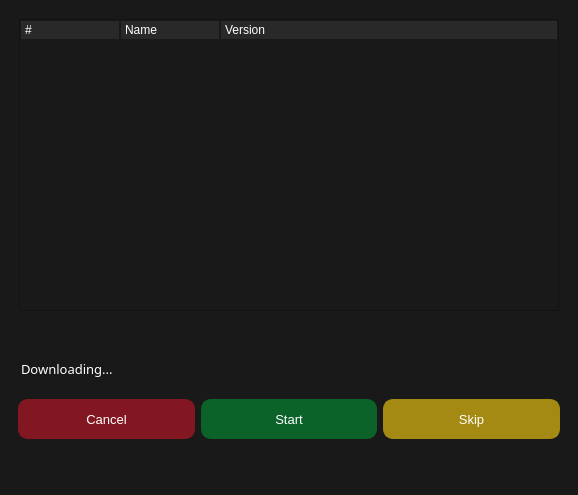
i0nsec/iFirmware-Toolkit, file _dm.ui: the form before one commit.
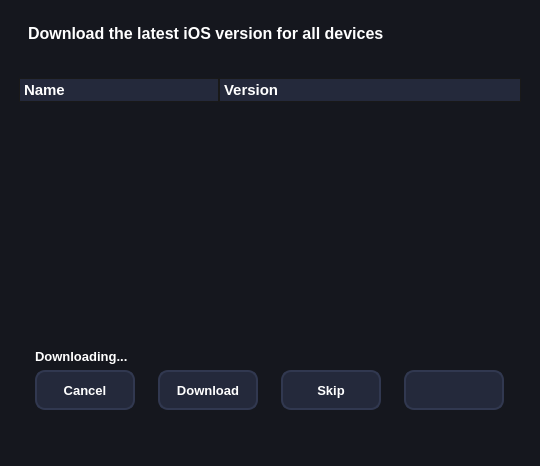
The form after the commit.

Commit message: UI changes and other major fixes

Patch:
```diff
--- a/_dm.ui
+++ b/_dm.ui
@@ -6,8 +6,8 @@
    <rect>
     <x>0</x>
     <y>0</y>
-    <width>578</width>
-    <height>495</height>
+    <width>540</width>
+    <height>466</height>
    </rect>
   </property>
   <property name="minimumSize">
@@ -20,101 +20,30 @@
    <string>MainWindow</string>
   </property>
   <property name="styleSheet">
-   <string notr="true">background-color: #191919;</string>
+   <string notr="true">* { 
+	background-color: #15171E;
+}
+
+QScrollBar:vertical {
+    background: white;
+     width: 15px;
+ }
+ QScrollBar::handle:vertical {
+    background: #24293B;
+ }
+
+QScrollBar:horizontal {
+    background: white;
+    height: 15px;
+}
+
+QScrollBar::handle:horizontal {
+    background: #24293B;
+}</string>
   </property>
   <widget class="QWidget" name="centralwidget">
    <layout class="QGridLayout" name="gridLayout_2">
-    <item row="0" column="0">
-     <widget class="QTreeWidget" name="pc_tree">
-      <property name="maximumSize">
-       <size>
-        <width>16777215</width>
-        <height>400</height>
-       </size>
-      </property>
-      <property name="font">
-       <font>
-        <pointsize>10</pointsize>
-       </font>
-      </property>
-      <property name="cursor" stdset="0">
-       <cursorShape>PointingHandCursor</cursorShape>
-      </property>
-      <property name="styleSheet">
-       <string notr="true">QHeaderView::section {
-    background-color: #292929;
-    color: white;
-    padding-left: 4px;
-    border: 1px solid #191919;
-}
-
-QTreeView {
-	margin: 10px;
-}
-
-QTreeView::item {
-	padding: 10px;
-color: white;
-}
-
-QTreeView::item:hover {
-    background: #003451;
-}
-
-QTreeView::item:selected:active{
-    background: #003451;
-}
-
- QScrollBar:vertical {
-    background: white;
-     width: 15px;
- }
- QScrollBar::handle:vertical {
-    background: #0C632A;
- }
-
-QScrollBar:horizontal {
-    background: white;
-    height: 15px;
-}
-
-QScrollBar::handle:horizontal {
-    background: #0C632A;
-}</string>
-      </property>
-      <property name="uniformRowHeights">
-       <bool>false</bool>
-      </property>
-      <property name="allColumnsShowFocus">
-       <bool>true</bool>
-      </property>
-      <property name="wordWrap">
-       <bool>true</bool>
-      </property>
-      <property name="headerHidden">
-       <bool>false</bool>
-      </property>
-      <column>
-       <property name="text">
-        <string>#</string>
-       </property>
-       <property name="font">
-        <font/>
-       </property>
-      </column>
-      <column>
-       <property name="text">
-        <string>Name</string>
-       </property>
-      </column>
-      <column>
-       <property name="text">
-        <string>Version</string>
-       </property>
-      </column>
-     </widget>
-    </item>
-    <item row="4" column="0">
+    <item row="7" column="0">
      <widget class="QProgressBar" name="pbar">
       <property name="font">
        <font>
@@ -131,7 +60,7 @@
 
 QProgressBar::chunk {
 	border-radius: 6px;
-	background-color: #0C632A;
+	background-color: #24293B;
 }</string>
       </property>
       <property name="maximum">
@@ -145,172 +74,150 @@
       </property>
      </widget>
     </item>
-    <item row="3" column="0">
+    <item row="6" column="0">
      <widget class="QWidget" name="widget" native="true">
       <property name="font">
        <font>
         <pointsize>10</pointsize>
+        <bold>true</bold>
        </font>
       </property>
       <property name="styleSheet">
        <string notr="true"/>
       </property>
       <layout class="QGridLayout" name="gridLayout">
-       <item row="3" column="2">
-        <widget class="QPushButton" name="skip">
-         <property name="minimumSize">
-          <size>
-           <width>0</width>
-           <height>40</height>
-          </size>
-         </property>
-         <property name="font">
-          <font>
-           <pointsize>10</pointsize>
-          </font>
-         </property>
-         <property name="cursor">
-          <cursorShape>PointingHandCursor</cursorShape>
-         </property>
-         <property name="styleSheet">
-          <string notr="true">QPushButton {
-        background-color: #a48912;
-        border: none;
-        color: #fff;
-		padding: 7px;
-		border: 2px solid #a48912;
-    	border-radius: 10px;
-    }
-
-QPushButton:disabled {
-        border: none;
- 		border: 2px solid #0C632A;
-    	border-radius: 10px;
-}
-
-QPushButton:hover {
-	background-color: #957d10;
-}
-
-QToolTip { 
-	color: #fff; background-color: #000; border: none; 
-
-}
-
-</string>
-         </property>
-         <property name="text">
-          <string>Skip</string>
-         </property>
-        </widget>
-       </item>
-       <item row="3" column="1">
-        <widget class="QPushButton" name="start">
-         <property name="minimumSize">
-          <size>
-           <width>0</width>
-           <height>40</height>
-          </size>
-         </property>
-         <property name="font">
-          <font>
-           <pointsize>10</pointsize>
-          </font>
-         </property>
-         <property name="cursor">
-          <cursorShape>PointingHandCursor</cursorShape>
-         </property>
-         <property name="styleSheet">
-          <string notr="true">QPushButton {
-        background-color: #0C632A;
-        border: none;
-        color: #fff;
- 		border: 2px solid #0C632A;
-    	border-radius: 10px;
-    }
-
- QPushButton:hover {
-	background-color: #084D20;
-}
-
-QToolTip { 
-	color: #fff; background-color: #000; border: none; 
-
-}</string>
-         </property>
-         <property name="text">
-          <string>Start</string>
-         </property>
-        </widget>
-       </item>
-       <item row="3" column="0">
-        <widget class="QPushButton" name="cancel_btn">
-         <property name="minimumSize">
-          <size>
-           <width>0</width>
-           <height>40</height>
-          </size>
-         </property>
-         <property name="font">
-          <font>
-           <pointsize>10</pointsize>
-          </font>
-         </property>
-         <property name="cursor">
-          <cursorShape>PointingHandCursor</cursorShape>
-         </property>
-         <property name="styleSheet">
-          <string notr="true">QPushButton {
-        background-color: #831721;
-        border: none;
-        color: #fff;
- 		border: 2px solid #831721;
-    	border-radius: 10px;
-    }
-
- QPushButton:hover {
-	background-color: #75141d;
-}
-
-QToolTip { 
-	color: #fff; background-color: #000; border: none; 
-
-}</string>
-         </property>
-         <property name="text">
-          <string>Cancel</string>
-         </property>
-        </widget>
-       </item>
        <item row="1" column="0" colspan="3">
         <widget class="QLabel" name="header">
+         <property name="minimumSize">
+          <size>
+           <width>300</width>
+           <height>0</height>
+          </size>
+         </property>
          <property name="maximumSize">
           <size>
-           <width>16777215</width>
+           <width>408</width>
            <height>50</height>
           </size>
          </property>
          <property name="font">
           <font>
-           <family>Segoe UI Semibold</family>
            <pointsize>10</pointsize>
+           <bold>true</bold>
           </font>
          </property>
          <property name="styleSheet">
-          <string notr="true">color: rgb(255, 255, 255);
-margin-bottom: 15px;</string>
+          <string notr="true">color: rgb(255, 255, 255);</string>
          </property>
          <property name="text">
           <string>Downloading... </string>
          </property>
         </widget>
        </item>
-       <item row="0" column="0" colspan="2">
+       <item row="3" column="0">
+        <widget class="QPushButton" name="cancel_btn">
+         <property name="minimumSize">
+          <size>
+           <width>100</width>
+           <height>40</height>
+          </size>
+         </property>
+         <property name="maximumSize">
+          <size>
+           <width>100</width>
+           <height>16777215</height>
+          </size>
+         </property>
+         <property name="font">
+          <font>
+           <pointsize>10</pointsize>
+           <bold>true</bold>
+          </font>
+         </property>
+         <property name="cursor">
+          <cursorShape>PointingHandCursor</cursorShape>
+         </property>
+         <property name="styleSheet">
+          <string notr="true">QPushButton {
+        background-color: #24293B;
+        border: none;
+        color: #fff;
+ 		border: 2px solid #313850;
+    	border-radius: 10px;
+    }
+
+ QPushButton:hover {
+	background-color: #1E2230;
+}
+
+QToolTip { 
+	color: #fff; background-color: #000; border: none; 
+
+}</string>
+         </property>
+         <property name="text">
+          <string>Cancel</string>
+         </property>
+        </widget>
+       </item>
+       <item row="3" column="1">
+        <widget class="QPushButton" name="start">
+         <property name="minimumSize">
+          <size>
+           <width>100</width>
+           <height>40</height>
+          </size>
+         </property>
+         <property name="maximumSize">
+          <size>
+           <width>100</width>
+           <height>16777215</height>
+          </size>
+         </property>
+         <property name="font">
+          <font>
+           <pointsize>10</pointsize>
+           <bold>true</bold>
+          </font>
+         </property>
+         <property name="cursor">
+          <cursorShape>PointingHandCursor</cursorShape>
+         </property>
+         <property name="styleSheet">
+          <string notr="true">QPushButton {
+        background-color: #24293B;
+        border: none;
+        color: #fff;
+ 		border: 2px solid #313850;
+    	border-radius: 10px;
+    }
+
+ QPushButton:hover {
+	background-color: #1E2230;
+}
+
+QToolTip { 
+	color: #fff; background-color: #000; border: none; 
+
+}</string>
+         </property>
+         <property name="text">
+          <string>Download</string>
+         </property>
+        </widget>
+       </item>
+       <item row="0" column="0" colspan="3">
         <widget class="QLabel" name="top_header">
+         <property name="maximumSize">
+          <size>
+           <width>16777215</width>
+           <height>16777215</height>
+          </size>
+         </property>
          <property name="font">
           <font>
-           <family>Segoe UI Semibold</family>
            <pointsize>10</pointsize>
+           <bold>true</bold>
           </font>
          </property>
          <property name="styleSheet">
@@ -321,9 +228,269 @@
          </property>
         </widget>
        </item>
+       <item row="3" column="2">
+        <widget class="QPushButton" name="skip">
+         <property name="minimumSize">
+          <size>
+           <width>100</width>
+           <height>40</height>
+          </size>
+         </property>
+         <property name="maximumSize">
+          <size>
+           <width>100</width>
+           <height>16777215</height>
+          </size>
+         </property>
+         <property name="font">
+          <font>
+           <pointsize>10</pointsize>
+           <bold>true</bold>
+          </font>
+         </property>
+         <property name="cursor">
+          <cursorShape>PointingHandCursor</cursorShape>
+         </property>
+         <property name="styleSheet">
+          <string notr="true">QPushButton {
+        background-color: #24293B;
+        border: none;
+        color: #fff;
+ 		border: 2px solid #313850;
+    	border-radius: 10px;
+    }
+
+ QPushButton:hover {
+	background-color: #1E2230;
+}
+
+QToolTip { 
+	color: #fff; background-color: #000; border: none; 
+
+}</string>
+         </property>
+         <property name="text">
+          <string>Skip</string>
+         </property>
+        </widget>
+       </item>
+       <item row="3" column="3">
+        <widget class="QComboBox" name="ios_combo">
+         <property name="minimumSize">
+          <size>
+           <width>0</width>
+           <height>40</height>
+          </size>
+         </property>
+         <property name="maximumSize">
+          <size>
+           <width>100</width>
+           <height>16777215</height>
+          </size>
+         </property>
+         <property name="font">
+          <font>
+           <pointsize>10</pointsize>
+           <bold>true</bold>
+          </font>
+         </property>
+         <property name="cursor">
+          <cursorShape>PointingHandCursor</cursorShape>
+         </property>
+         <property name="styleSheet">
+          <string notr="true">* {
+	color: #fff;
+}
+
+QComboBox {
+ 	border: 2px solid #313850;
+	border-radius: 10px;
+    background-color: #24293B;
+    padding: 1px 18px 1px 3px;
+}
+
+QComboBox:editable {
+        background-color: #24293B;
+}
+
+QComboBox:!editable, QComboBox::drop-down:editable {
+    background-color: #24293B;
+	color: #fff;
+ 	border: 2px solid #313850;
+	border-radius: 10px;
+}
+
+/* QComboBox gets the &quot;on&quot; state when the popup is open */
+QComboBox:!editable:on, QComboBox::drop-down:editable:on {
+    background-color: #24293B;
+}
+
+QComboBox:on { /* shift the text when the popup opens */
+    padding-top: 3px;
+    padding-left: 4px;
+}
+
+QComboBox::drop-down {
+    subcontrol-origin: padding;
+    subcontrol-position: top right;
+    width: 15px;
+
+    border-left-width: 0px;
+    border-left-color: darkgray;
+    border-left-style: solid; /* just a single line */
+    border-top-right-radius: 3px; /* same radius as the QComboBox */
+    border-bottom-right-radius: 3px;
+}</string>
+         </property>
+        </widget>
+       </item>
       </layout>
      </widget>
     </item>
+    <item row="3" column="0">
+     <widget class="QTreeWidget" name="pc_tree">
+      <property name="maximumSize">
+       <size>
+        <width>16777215</width>
+        <height>400</height>
+       </size>
+      </property>
+      <property name="font">
+       <font>
+        <pointsize>10</pointsize>
+        <bold>true</bold>
+       </font>
+      </property>
+      <property name="cursor" stdset="0">
+       <cursorShape>PointingHandCursor</cursorShape>
+      </property>
+      <property name="styleSheet">
+       <string notr="true">* {
+    color: white;
+}
+
+QHeaderView::section {
+    background-color: #24293B;
+    padding-left: 4px;
+    border: 1px solid #191919;
+	font-size: 15px;
+	font-weight: bold;
+}
+
+QTreeView {
+	border: none;
+	padding: 10px;
+}
+
+QTreeView::item {
+	padding-top: 20px;
+	padding-bottom: 20px;
+	background-color: rgb(0, 30, 47);
+}
+
+QTreeView::item:hover {
+    background: #003451;
+}
+
+QTreeView::item:selected:active{
+    background: #003451;
+	color: #fff;
+}
+
+QScrollBar:vertical {
+    background: white;
+     width: 15px;
+}
+
+ QScrollBar::handle:vertical {
+    background: #24293B;
+}
+
+QScrollBar:horizontal {
+    background: white;
+    height: 15px;
+}
+
+QScrollBar::handle:horizontal {
+    background: #24293B;
+}
+
+QMenu {
+	border: 1px solid black;
+}
+QMenu::item {
+	background-color: transparent;
+}
+
+QMenu::item:selected {
+	background-color: #654321;
+}</string>
+      </property>
+      <property name="uniformRowHeights">
+       <bool>false</bool>
+      </property>
+      <property name="allColumnsShowFocus">
+       <bool>true</bool>
+      </property>
+      <property name="wordWrap">
+       <bool>true</bool>
+      </property>
+      <property name="headerHidden">
+       <bool>false</bool>
+      </property>
+      <attribute name="headerMinimumSectionSize">
+       <number>200</number>
+      </attribute>
+      <column>
+       <property name="text">
+        <string>Name</string>
+       </property>
+      </column>
+      <column>
+       <property name="text">
+        <string>Version</string>
+       </property>
+      </column>
+     </widget>
+    </item>
+    <item row="0" column="0">
+     <widget class="QLabel" name="label">
+      <property name="font">
+       <font>
+        <pointsize>12</pointsize>
+        <bold>true</bold>
+       </font>
+      </property>
+      <property name="styleSheet">
+       <string notr="true">color: rgb(255, 255, 255);
+margin-top: 15px;
+margin-left: 15px;</string>
+      </property>
+      <property name="text">
+       <string>Download the latest iOS version for all devices</string>
+      </property>
+     </widget>
+    </item>
+    <item row="1" column="0">
+     <widget class="QLabel" name="dest_label">
+      <property name="font">
+       <font>
+        <pointsize>8</pointsize>
+        <bold>true</bold>
+       </font>
+      </property>
+      <property name="styleSheet">
+       <string notr="true">margin-left: 20px;
+color: rgb(255, 255, 255);</string>
+      </property>
+      <property name="text">
+       <string/>
+      </property>
+      <property name="wordWrap">
+       <bool>true</bool>
+      </property>
+     </widget>
+    </item>
    </layout>
   </widget>
  </widget>
```
The commit also changes 2 other files.
